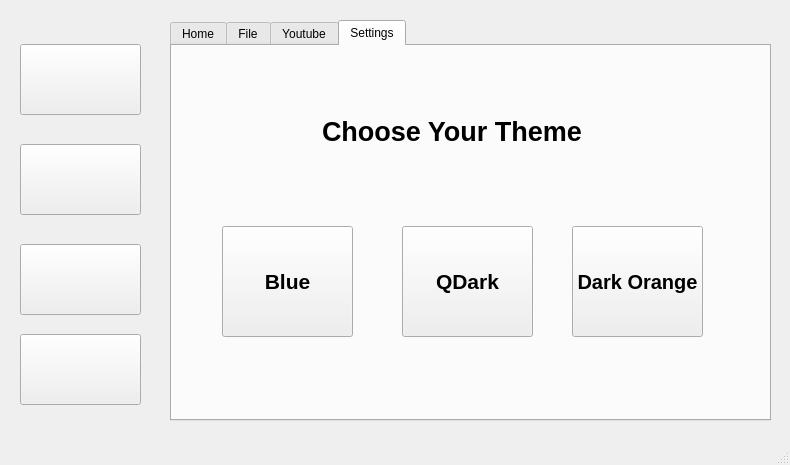
This is main.ui in dtsuper3/yt-downloader-python as Qt 5 draws it before an edit. The edited form follows.
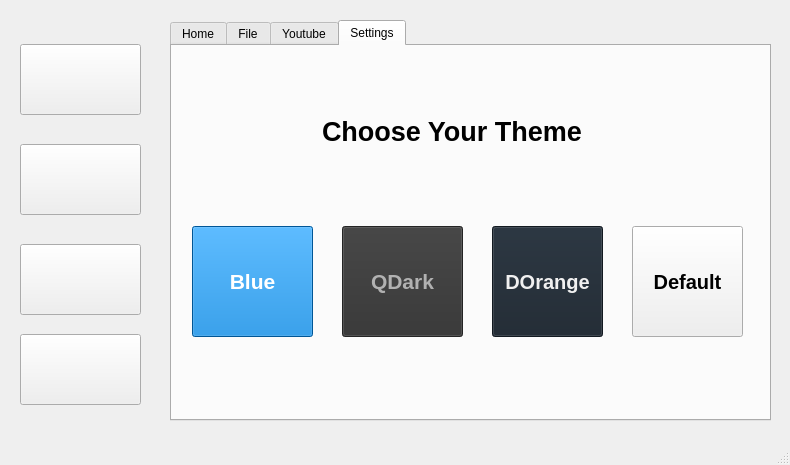
This is the edited form. The open tabs and pages were chosen to show the change. Icons and pictures are not drawn.

```diff
--- a/main.ui
+++ b/main.ui
@@ -778,9 +778,9 @@
      <widget class="QPushButton" name="pushButton_12">
       <property name="geometry">
        <rect>
-        <x>50</x>
+        <x>20</x>
         <y>180</y>
-        <width>131</width>
+        <width>121</width>
         <height>111</height>
        </rect>
       </property>
@@ -791,6 +791,13 @@
         <bold>true</bold>
        </font>
       </property>
+      <property name="cursor">
+       <cursorShape>PointingHandCursor</cursorShape>
+      </property>
+      <property name="styleSheet">
+       <string notr="true">color:white;
+background:rgb(0, 120, 210);</string>
+      </property>
       <property name="text">
        <string>Blue</string>
       </property>
@@ -798,9 +805,9 @@
      <widget class="QPushButton" name="pushButton_13">
       <property name="geometry">
        <rect>
-        <x>230</x>
+        <x>170</x>
         <y>180</y>
-        <width>131</width>
+        <width>121</width>
         <height>111</height>
        </rect>
       </property>
@@ -811,6 +818,14 @@
         <bold>true</bold>
        </font>
       </property>
+      <property name="cursor">
+       <cursorShape>PointingHandCursor</cursorShape>
+      </property>
+      <property name="styleSheet">
+       <string notr="true">color: #b1b1b1;
+background-color: #323232;
+</string>
+      </property>
       <property name="text">
        <string>QDark</string>
       </property>
@@ -818,9 +833,9 @@
      <widget class="QPushButton" name="pushButton_14">
       <property name="geometry">
        <rect>
-        <x>400</x>
+        <x>320</x>
         <y>180</y>
-        <width>131</width>
+        <width>111</width>
         <height>111</height>
        </rect>
       </property>
@@ -831,8 +846,24 @@
         <bold>true</bold>
        </font>
       </property>
+      <property name="cursor">
+       <cursorShape>PointingHandCursor</cursorShape>
+      </property>
+      <property name="styleSheet">
+       <string notr="true">background-color: #19232D;
+color: #F0F0F0;</string>
+      </property>
       <property name="text">
-       <string>Dark Orange</string>
+       <string>DOrange</string>
+      </property>
+      <property name="autoDefault">
+       <bool>false</bool>
+      </property>
+      <property name="default">
+       <bool>false</bool>
+      </property>
+      <property name="flat">
+       <bool>false</bool>
       </property>
      </widget>
      <widget class="QLabel" name="label_7">
@@ -864,6 +895,32 @@
        <bool>false</bool>
       </property>
      </widget>
+     <widget class="QPushButton" name="pushButton_15">
+      <property name="geometry">
+       <rect>
+        <x>460</x>
+        <y>180</y>
+        <width>111</width>
+        <height>111</height>
+       </rect>
+      </property>
+      <property name="font">
+       <font>
+        <pointsize>15</pointsize>
+        <weight>75</weight>
+        <bold>true</bold>
+       </font>
+      </property>
+      <property name="cursor">
+       <cursorShape>PointingHandCursor</cursorShape>
+      </property>
+      <property name="styleSheet">
+       <string notr="true"/>
+      </property>
+      <property name="text">
+       <string>Default</string>
+      </property>
+     </widget>
     </widget>
    </widget>
    <widget class="QPushButton" name="pushButton_8">
```
Left out of the diff: 4 changed lines with no effect on the pictures.
